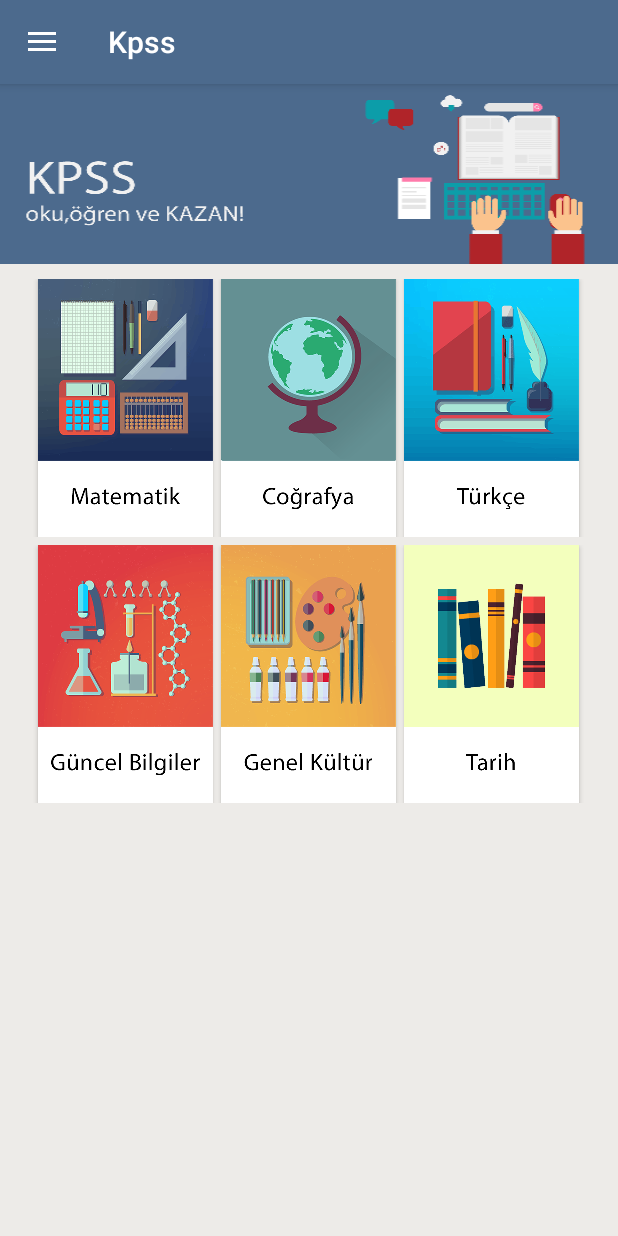
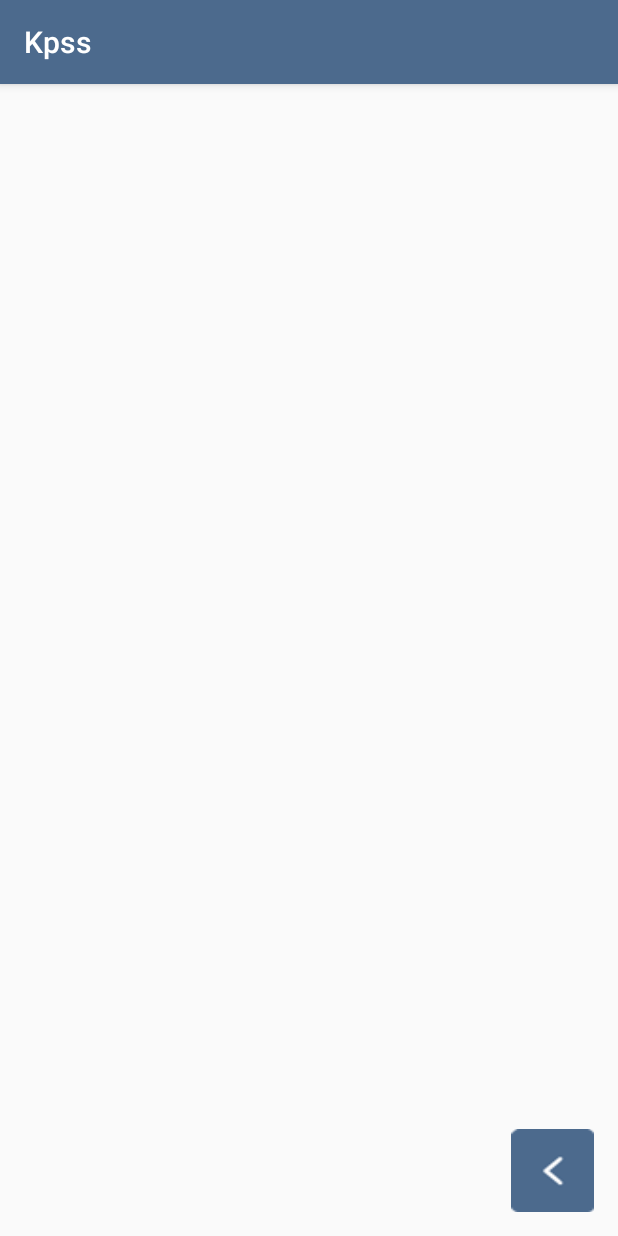
Before and after one commit to ibrahimpercin/Kpss, an Android app: the screen it shows after launch (MainActivity before the commit, icerikActivity after it), after a tap on an icon or button, on a phone screen of 412 x 824 dp. Run offline under Robolectric (Android 15) with nearby library versions, the phone set to English and light mode, and no system bars.

Commit message:
Küçük düzenlemelr yapıldı
Yapılacaklar
Expandableviewlist eklenecek
Veritabanı baülantılaır oluşturulacak

```diff
--- a/app/src/main/AndroidManifest.xml
+++ b/app/src/main/AndroidManifest.xml
@@ -18,7 +18,7 @@
                 <category android:name="android.intent.category.LAUNCHER" />
             </intent-filter>
         </activity>
-        <activity android:name=".icerikActivity"></activity>
+        <activity android:name=".icerikActivity" />
     </application>
 
 </manifest>
--- a/app/src/main/java/com/example/iperc/kpss/MainActivity.java
+++ b/app/src/main/java/com/example/iperc/kpss/MainActivity.java
@@ -55,7 +55,7 @@ public class MainActivity extends AppCompatActivity
 
     public void sendMessage(View view)
     {
-        Intent intent = new Intent(MainActivity.this, TurkceActivity.class);
+        Intent intent = new Intent(MainActivity.this, icerikActivity.class);
         startActivity(intent);
     }
 
--- a/app/src/main/java/com/example/iperc/kpss/icerikActivity.java
+++ b/app/src/main/java/com/example/iperc/kpss/icerikActivity.java
@@ -1,7 +1,9 @@
 package com.example.iperc.kpss;
 
+import android.content.Intent;
 import android.support.v7.app.AppCompatActivity;
 import android.os.Bundle;
+import android.view.View;
 
 public class icerikActivity extends AppCompatActivity {
 
@@ -10,4 +12,9 @@ public class icerikActivity extends AppCompatActivity {
         super.onCreate(savedInstanceState);
         setContentView(R.layout.activity_icerik);
     }
+    public void goTo(View view)
+    {
+        Intent intent = new Intent(icerikActivity.this, MainActivity.class);
+        startActivity(intent);
+    }
 }
--- a/app/src/main/res/layout/activity_icerik.xml
+++ b/app/src/main/res/layout/activity_icerik.xml
@@ -9,4 +9,22 @@
     android:paddingTop="@dimen/activity_vertical_margin"
     tools:context="com.example.iperc.kpss.icerikActivity">
 
+    <Button
+        android:background="@mipmap/back_button"
+        android:layout_width="55dp"
+        android:layout_height="55dp"
+        android:id="@+id/button7"
+        android:layout_alignParentBottom="true"
+        android:layout_alignParentRight="true"
+        android:layout_alignParentEnd="true"
+        android:onClick="goTo" />
+
+    <ExpandableListView
+        android:layout_width="wrap_content"
+        android:layout_height="wrap_content"
+        android:id="@+id/expandableListView"
+        android:layout_alignParentTop="true"
+        android:layout_toStartOf="@+id/button7"
+        android:layout_alignParentRight="true"
+        android:layout_alignParentEnd="true" />
 </RelativeLayout>
--- a/app/src/main/res/values/strings.xml
+++ b/app/src/main/res/values/strings.xml
@@ -5,4 +5,5 @@
     <string name="navigation_drawer_close">Kapat</string>
 
     <string name="action_settings">Ayarlar</string>
+    <string name="title_activity_content">contentActivity</string>
 </resources>
--- a/app/src/main/res/values/styles.xml
+++ b/app/src/main/res/values/styles.xml
@@ -16,6 +16,7 @@
     <style name="AppTheme.AppBarOverlay" parent="ThemeOverlay.AppCompat.Dark.ActionBar" />
 
     <style name="AppTheme.PopupOverlay" parent="ThemeOverlay.AppCompat.Light" />
+
     <style name="NavigationDrawerStyle">
         <item name="android:textSize">15sp</item>
         <item name="android:typeface">monospace</item>
```
Also changed, not shown: app/src/main/res/mipmap-hdpi/back_button.png (added), app/src/main/res/mipmap-mdpi/back_button.png (added), app/src/main/res/mipmap-xhdpi/back_button.png (added), app/src/main/res/mipmap-xxhdpi/back_button.png (added).
